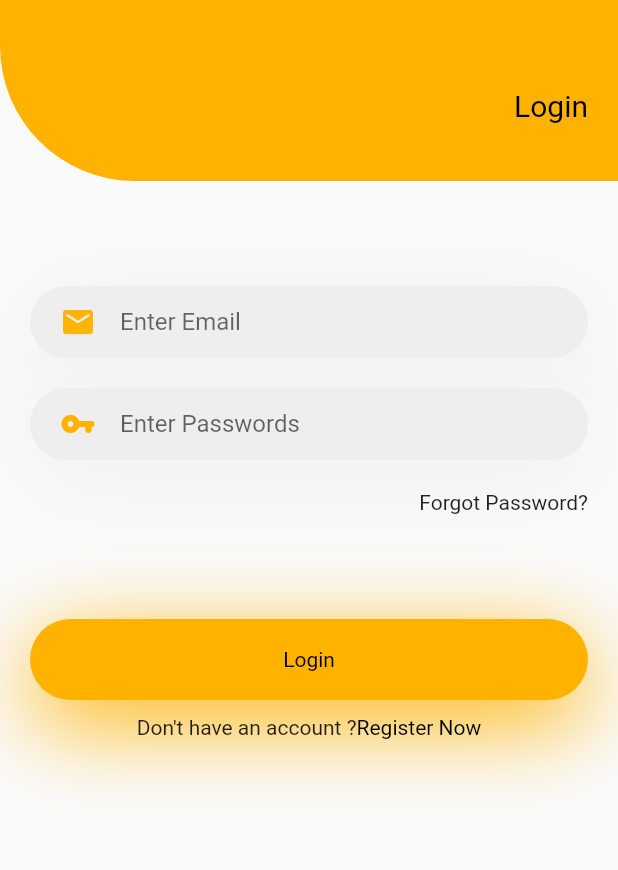
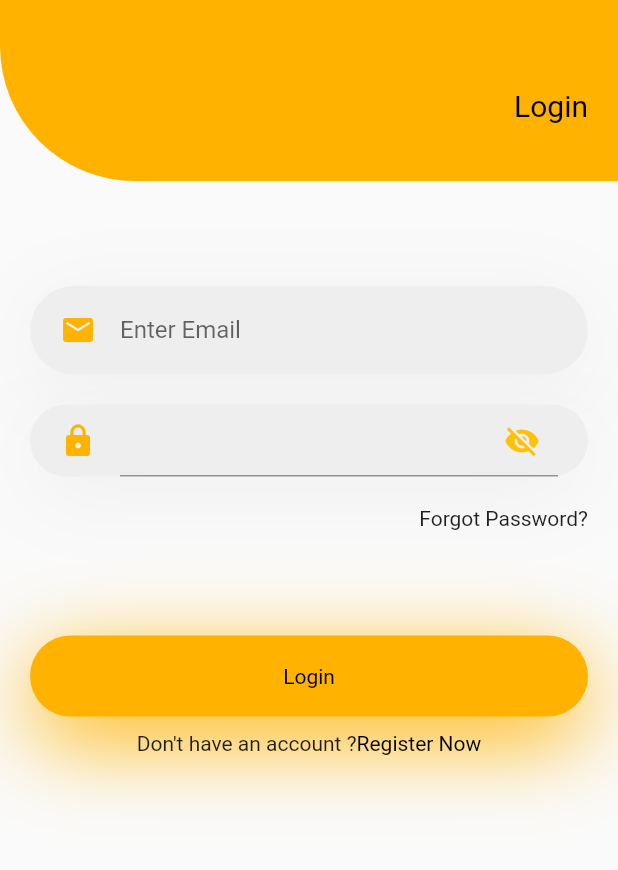
Before and after one commit to DevarshVyas/Origin, a Flutter app: the screen it shows after launch, on a phone screen of 412 x 824 dp, the part 269-1139 px from its top. Run offline on Flutter 3.47's test engine with Material 2 defaults, Android fonts, the phone set to English and light mode, and no system bars; our stand-ins replace curved_navigation_bar.

Commit message:
Origin-master

```diff
--- a/lib/loginScreen.dart
+++ b/lib/loginScreen.dart
@@ -9,6 +9,8 @@ class LoginScreen extends StatefulWidget {
 
 class InitState extends State<LoginScreen> {
   final formkey = GlobalKey<FormState>();
+
+  bool _isObscure= false;
 
   @override
   Widget build(BuildContext context) {
@@ -82,7 +84,7 @@ class InitState extends State<LoginScreen> {
                         Icons.email_rounded,
                         color: Color(0xFFFFB300),
                       ),
-                      hintText: "Enter Email",
+                      labelText: "Enter Email",
                       enabledBorder: InputBorder.none,
                       focusedBorder: InputBorder.none,
                     ),
@@ -111,16 +113,32 @@ class InitState extends State<LoginScreen> {
                   ),
                   alignment: Alignment.center,
                   child: TextFormField(
-                      obscureText: true,
+                      obscureText: _isObscure,
                       cursorColor: Color(0xFFFFB300),
                       decoration: InputDecoration(
                           icon: Icon(
-                          Icons.vpn_key_rounded,
+                            Icons.lock,
                             color: Color(0xFFFFB300),
                           ),
-                        hintText: "Enter Passwords",
-                        enabledBorder: InputBorder.none,
-                        focusedBorder: InputBorder.none,
+
+                            suffixIcon: IconButton(
+
+                                focusColor: Color(0xFFFFB300),
+
+                            icon: Icon(_isObscure ? Icons.visibility :Icons.visibility_off),
+                            color: Colors.amber,
+                            onPressed: () {
+                            setState(() { //refresh UI
+                            if(_isObscure){ //if passenable == true, make it false
+                            _isObscure = false;
+                            }else{
+                            _isObscure = true; //if passenable == false, make it true
+                            }
+                            });
+
+                        }
+
+                      )
             ),
                 validator: (value) {
                 RegExp regex = RegExp(
@@ -133,8 +151,9 @@ class InitState extends State<LoginScreen> {
                 } else {
                 return null;
                 }
-                        }
-                      })),
+                }}
+                )
+                ),
               Container(
                 margin: EdgeInsets.only(top: 20, right: 20),
                 alignment: Alignment.centerRight,
--- a/lib/signupscreen.dart
+++ b/lib/signupscreen.dart
@@ -103,7 +103,7 @@ class InitState extends State<SignUpScreen>{
                     color: Color(0xFFFFB300),
 
                   ),
-                  hintText: "Enter Your Email",
+                  labelText: "Enter Your Email",
                   enabledBorder: InputBorder.none,
                   focusedBorder: InputBorder.none,
                 ),
@@ -140,7 +140,7 @@ class InitState extends State<SignUpScreen>{
                     color: Color(0xFFFFB300),
 
                   ),
-                  hintText: "Enter Password",
+                  labelText: "Enter Password",
                   enabledBorder: InputBorder.none,
                   focusedBorder: InputBorder.none,
                 ),
@@ -182,7 +182,7 @@ class InitState extends State<SignUpScreen>{
                     color: Color(0xFFFFB300),
 
                   ),
-                  hintText: "Confirm Password",
+                  labelText: "Confirm Password",
                   enabledBorder: InputBorder.none,
                   focusedBorder: InputBorder.none,
                 ),
--- a/pubspec.yaml
+++ b/pubspec.yaml
@@ -38,6 +38,7 @@ dependencies:
   # Use with the CupertinoIcons class for iOS style icons.
   cupertino_icons: ^1.0.2
   curved_navigation_bar: ^1.0.3
+  cloud_firestore: ^4.3.1
 dev_dependencies:
   flutter_test:
     sdk: flutter
```
Also changed, not shown: lib/dashboard.dart (+6 -3 lines), pubspec.lock, 1 other file. Lines whose indentation alone changed are shown as unchanged.
